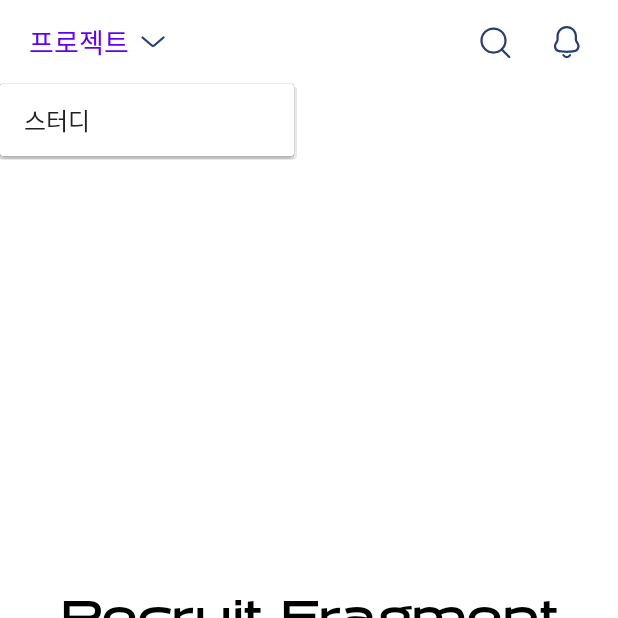
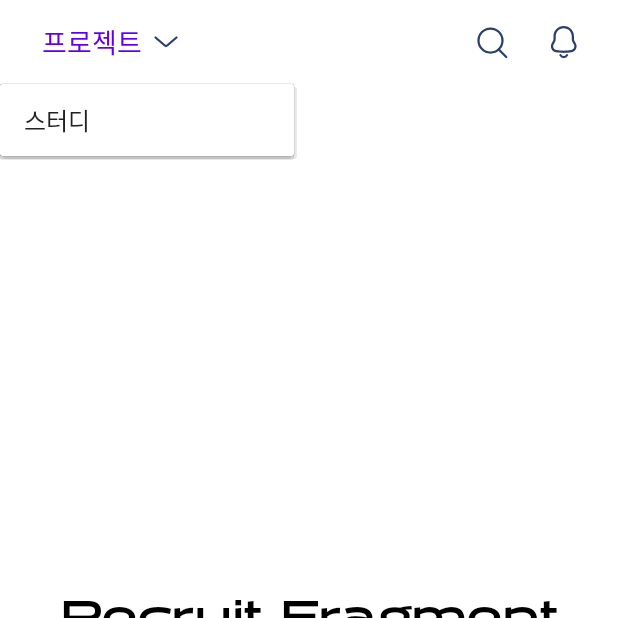
Before and after one commit to CoDEVumc/CoDEV_FrontEnd, an Android app: the HomeFragment screen opened directly, with no data from a screen before it, after a tap on an icon or button, on a phone screen of 412 x 824 dp, the top half of it. Run offline under Robolectric (Android 15) with nearby library versions, the phone set to English and light mode, and no system bars.

Commit message:
initial setting

```diff
--- a/app/src/main/res/layout/toolbar.xml
+++ b/app/src/main/res/layout/toolbar.xml
@@ -10,8 +10,8 @@
     app:titleTextColor="?attr/colorPrimary"
     android:theme="@style/ToolBar"
     app:titleTextAppearance="@style/ToolBarText"
-    android:paddingStart="15dp"
-    android:paddingEnd="10dp">
+    android:paddingStart="24dp"
+    android:paddingEnd="12dp">
 
     <ImageButton
         android:id="@+id/toolbar_extend"
```
